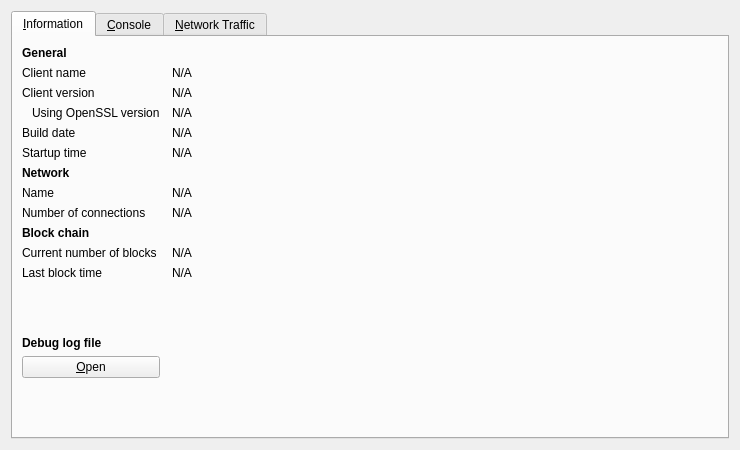
Above: src/qt/forms/rpcconsole.ui from quark-project/quark before the change. Below: the same form after it.
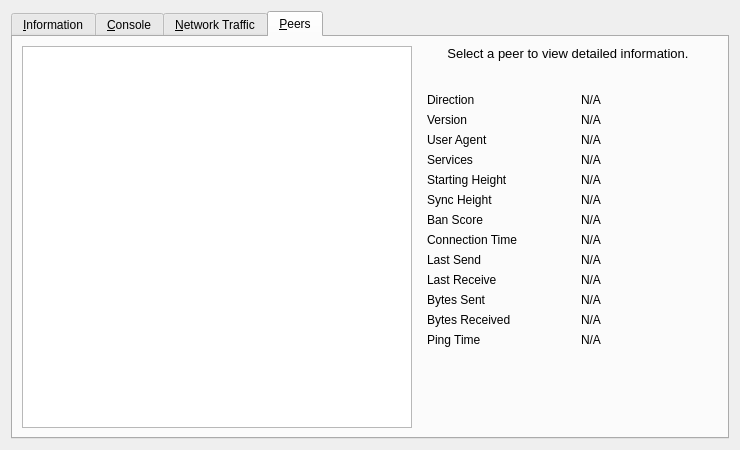
That is the form after the change. The open tabs and pages were chosen to show the change. Icons and pictures are not drawn. Custom widgets are drawn as their Qt base class.

The edit to the form file:
```diff
--- a/src/qt/forms/rpcconsole.ui
+++ b/src/qt/forms/rpcconsole.ui
@@ -113,13 +113,39 @@
         </widget>
        </item>
        <item row="4" column="0">
+        <widget class="QLabel" name="label_berkeleyDBVersion">
+         <property name="text">
+          <string>Using BerkeleyDB version</string>
+         </property>
+         <property name="indent">
+          <number>10</number>
+         </property>
+        </widget>
+       </item>
+       <item row="4" column="1">
+        <widget class="QLabel" name="berkeleyDBVersion">
+         <property name="cursor">
+          <cursorShape>IBeamCursor</cursorShape>
+         </property>
+         <property name="text">
+          <string>N/A</string>
+         </property>
+         <property name="textFormat">
+          <enum>Qt::PlainText</enum>
+         </property>
+         <property name="textInteractionFlags">
+          <set>Qt::LinksAccessibleByMouse|Qt::TextSelectableByKeyboard|Qt::TextSelectableByMouse</set>
+         </property>
+        </widget>
+       </item>
+       <item row="5" column="0">
         <widget class="QLabel" name="label_12">
          <property name="text">
           <string>Build date</string>
          </property>
         </widget>
        </item>
-       <item row="4" column="1">
+       <item row="5" column="1">
         <widget class="QLabel" name="buildDate">
          <property name="cursor">
           <cursorShape>IBeamCursor</cursorShape>
@@ -135,14 +161,14 @@
          </property>
         </widget>
        </item>
-       <item row="5" column="0">
+       <item row="6" column="0">
         <widget class="QLabel" name="label_13">
          <property name="text">
           <string>Startup time</string>
          </property>
         </widget>
        </item>
-       <item row="5" column="1">
+       <item row="6" column="1">
         <widget class="QLabel" name="startupTime">
          <property name="cursor">
           <cursorShape>IBeamCursor</cursorShape>
@@ -158,7 +184,7 @@
          </property>
         </widget>
        </item>
-       <item row="6" column="0">
+       <item row="7" column="0">
         <widget class="QLabel" name="label_11">
          <property name="font">
           <font>
@@ -171,14 +197,14 @@
          </property>
         </widget>
        </item>
-       <item row="7" column="0">
+       <item row="8" column="0">
         <widget class="QLabel" name="label_8">
          <property name="text">
           <string>Name</string>
          </property>
         </widget>
        </item>
-       <item row="7" column="1">
+       <item row="8" column="1">
         <widget class="QLabel" name="networkName">
          <property name="cursor">
           <cursorShape>IBeamCursor</cursorShape>
@@ -194,14 +220,14 @@
          </property>
         </widget>
        </item>
-       <item row="8" column="0">
+       <item row="9" column="0">
         <widget class="QLabel" name="label_7">
          <property name="text">
           <string>Number of connections</string>
          </property>
         </widget>
        </item>
-       <item row="8" column="1">
+       <item row="9" column="1">
         <widget class="QLabel" name="numberOfConnections">
          <property name="cursor">
           <cursorShape>IBeamCursor</cursorShape>
@@ -217,7 +243,7 @@
          </property>
         </widget>
        </item>
-       <item row="9" column="0">
+       <item row="10" column="0">
         <widget class="QLabel" name="label_10">
          <property name="font">
           <font>
@@ -230,14 +256,14 @@
          </property>
         </widget>
        </item>
-       <item row="10" column="0">
+       <item row="11" column="0">
         <widget class="QLabel" name="label_3">
          <property name="text">
           <string>Current number of blocks</string>
          </property>
         </widget>
        </item>
-       <item row="10" column="1">
+       <item row="11" column="1">
         <widget class="QLabel" name="numberOfBlocks">
          <property name="cursor">
           <cursorShape>IBeamCursor</cursorShape>
@@ -253,14 +279,14 @@
          </property>
         </widget>
        </item>
-       <item row="11" column="0">
+       <item row="12" column="0">
         <widget class="QLabel" name="label_2">
          <property name="text">
           <string>Last block time</string>
          </property>
         </widget>
        </item>
-       <item row="11" column="1">
+       <item row="12" column="1">
         <widget class="QLabel" name="lastBlockTime">
          <property name="cursor">
           <cursorShape>IBeamCursor</cursorShape>
@@ -276,7 +302,7 @@
          </property>
         </widget>
        </item>
-       <item row="12" column="0">
+       <item row="13" column="0">
         <spacer name="verticalSpacer_2">
          <property name="orientation">
           <enum>Qt::Vertical</enum>
@@ -289,7 +315,7 @@
          </property>
         </spacer>
        </item>
-       <item row="13" column="0">
+       <item row="14" column="0">
         <widget class="QLabel" name="labelDebugLogfile">
          <property name="font">
           <font>
@@ -302,7 +328,7 @@
          </property>
         </widget>
        </item>
-       <item row="14" column="0">
+       <item row="15" column="0">
         <widget class="QPushButton" name="openDebugLogfileButton">
          <property name="toolTip">
           <string>Open the Quark debug log file from the current data directory. This can take a few seconds for large log files.</string>
@@ -315,7 +341,7 @@
          </property>
         </widget>
        </item>
-       <item row="15" column="0">
+       <item row="16" column="0">
         <spacer name="verticalSpacer">
          <property name="orientation">
           <enum>Qt::Vertical</enum>
@@ -652,6 +678,386 @@
        </item>
       </layout>
      </widget>
+     <widget class="QWidget" name="tab_peers">
+      <attribute name="title">
+       <string>&amp;Peers</string>
+      </attribute>
+      <layout class="QGridLayout" name="gridLayout_2">
+       <item row="0" column="0" rowspan="2">
+        <widget class="QTableView" name="peerWidget">
+         <property name="horizontalScrollBarPolicy">
+          <enum>Qt::ScrollBarAsNeeded</enum>
+         </property>
+         <property name="sortingEnabled">
+          <bool>true</bool>
+         </property>
+         <attribute name="horizontalHeaderHighlightSections">
+          <bool>false</bool>
+         </attribute>
+        </widget>
+       </item>
+       <item row="0" column="1">
+        <widget class="QLabel" name="peerHeading">
+         <property name="sizePolicy">
+          <sizepolicy hsizetype="Preferred" vsizetype="Minimum">
+           <horstretch>0</horstretch>
+           <verstretch>0</verstretch>
+          </sizepolicy>
+         </property>
+         <property name="minimumSize">
+          <size>
+           <width>300</width>
+           <height>32</height>
+          </size>
+         </property>
+         <property name="font">
+          <font>
+           <pointsize>10</pointsize>
+          </font>
+         </property>
+         <property name="cursor">
+          <cursorShape>IBeamCursor</cursorShape>
+         </property>
+         <property name="text">
+          <string>Select a peer to view detailed information.</string>
+         </property>
+         <property name="alignment">
+          <set>Qt::AlignHCenter|Qt::AlignTop</set>
+         </property>
+         <property name="wordWrap">
+          <bool>true</bool>
+         </property>
+         <property name="textInteractionFlags">
+          <set>Qt::LinksAccessibleByMouse|Qt::TextSelectableByKeyboard|Qt::TextSelectableByMouse</set>
+         </property>
+        </widget>
+       </item>
+       <item row="1" column="1">
+        <widget class="QWidget" name="detailWidget" native="true">
+         <property name="minimumSize">
+          <size>
+           <width>300</width>
+           <height>0</height>
+          </size>
+         </property>
+         <layout class="QGridLayout" name="gridLayout_3">
+          <item row="0" column="0">
+           <widget class="QLabel" name="label_23">
+            <property name="text">
+             <string>Direction</string>
+            </property>
+           </widget>
+          </item>
+          <item row="0" column="2">
+           <widget class="QLabel" name="peerDirection">
+            <property name="cursor">
+             <cursorShape>IBeamCursor</cursorShape>
+            </property>
+            <property name="text">
+             <string>N/A</string>
+            </property>
+            <property name="textFormat">
+             <enum>Qt::PlainText</enum>
+            </property>
+            <property name="textInteractionFlags">
+             <set>Qt::LinksAccessibleByMouse|Qt::TextSelectableByKeyboard|Qt::TextSelectableByMouse</set>
+            </property>
+           </widget>
+          </item>
+          <item row="1" column="0">
+           <widget class="QLabel" name="label_21">
+            <property name="text">
+             <string>Version</string>
+            </property>
+           </widget>
+          </item>
+          <item row="1" column="2">
+           <widget class="QLabel" name="peerVersion">
+            <property name="cursor">
+             <cursorShape>IBeamCursor</cursorShape>
+            </property>
+            <property name="text">
+             <string>N/A</string>
+            </property>
+            <property name="textFormat">
+             <enum>Qt::PlainText</enum>
+            </property>
+            <property name="textInteractionFlags">
+             <set>Qt::LinksAccessibleByMouse|Qt::TextSelectableByKeyboard|Qt::TextSelectableByMouse</set>
+            </property>
+           </widget>
+          </item>
+          <item row="2" column="0">
+           <widget class="QLabel" name="label_28">
+            <property name="text">
+             <string>User Agent</string>
+            </property>
+           </widget>
+          </item>
+          <item row="2" column="2">
+           <widget class="QLabel" name="peerSubversion">
+            <property name="cursor">
+             <cursorShape>IBeamCursor</cursorShape>
+            </property>
+            <property name="text">
+             <string>N/A</string>
+            </property>
+            <property name="textFormat">
+             <enum>Qt::PlainText</enum>
+            </property>
+            <property name="textInteractionFlags">
+             <set>Qt::LinksAccessibleByMouse|Qt::TextSelectableByKeyboard|Qt::TextSelectableByMouse</set>
+            </property>
+           </widget>
+          </item>
+          <item row="3" column="0">
+           <widget class="QLabel" name="label_4">
+            <property name="text">
+             <string>Services</string>
+            </property>
+           </widget>
+          </item>
+          <item row="3" column="2">
+           <widget class="QLabel" name="peerServices">
+            <property name="cursor">
+             <cursorShape>IBeamCursor</cursorShape>
+            </property>
+            <property name="text">
+             <string>N/A</string>
+            </property>
+            <property name="textFormat">
+             <enum>Qt::PlainText</enum>
+            </property>
+            <property name="textInteractionFlags">
+             <set>Qt::LinksAccessibleByMouse|Qt::TextSelectableByKeyboard|Qt::TextSelectableByMouse</set>
+            </property>
+           </widget>
+          </item>
+          <item row="5" column="0">
+           <widget class="QLabel" name="label_29">
+            <property name="text">
+             <string>Starting Height</string>
+            </property>
+           </widget>
+          </item>
+          <item row="5" column="2">
+           <widget class="QLabel" name="peerHeight">
+            <property name="cursor">
+             <cursorShape>IBeamCursor</cursorShape>
+            </property>
+            <property name="text">
+             <string>N/A</string>
+            </property>
+            <property name="textFormat">
+             <enum>Qt::PlainText</enum>
+            </property>
+            <property name="textInteractionFlags">
+             <set>Qt::LinksAccessibleByMouse|Qt::TextSelectableByKeyboard|Qt::TextSelectableByMouse</set>
+            </property>
+           </widget>
+          </item>
+          <item row="6" column="0">
+           <widget class="QLabel" name="label_27">
+            <property name="text">
+             <string>Sync Height</string>
+            </property>
+           </widget>
+          </item>
+          <item row="6" column="2">
+           <widget class="QLabel" name="peerSyncHeight">
+            <property name="cursor">
+             <cursorShape>IBeamCursor</cursorShape>
+            </property>
+            <property name="text">
+             <string>N/A</string>
+            </property>
+            <property name="textFormat">
+             <enum>Qt::PlainText</enum>
+            </property>
+            <property name="textInteractionFlags">
+             <set>Qt::LinksAccessibleByMouse|Qt::TextSelectableByKeyboard|Qt::TextSelectableByMouse</set>
+            </property>
+           </widget>
+          </item>
+          <item row="7" column="0">
+           <widget class="QLabel" name="label_24">
+            <property name="text">
+             <string>Ban Score</string>
+            </property>
+           </widget>
+          </item>
+          <item row="7" column="2">
+           <widget class="QLabel" name="peerBanScore">
+            <property name="cursor">
+             <cursorShape>IBeamCursor</cursorShape>
+            </property>
+            <property name="text">
+             <string>N/A</string>
+            </property>
+            <property name="textFormat">
+             <enum>Qt::PlainText</enum>
+            </property>
+            <property name="textInteractionFlags">
+             <set>Qt::LinksAccessibleByMouse|Qt::TextSelectableByKeyboard|Qt::TextSelectableByMouse</set>
+            </property>
+           </widget>
+          </item>
+          <item row="8" column="0">
+           <widget class="QLabel" name="label_22">
+            <property name="text">
+             <string>Connection Time</string>
+            </property>
+           </widget>
+          </item>
+          <item row="8" column="2">
+           <widget class="QLabel" name="peerConnTime">
+            <property name="cursor">
+             <cursorShape>IBeamCursor</cursorShape>
+            </property>
+            <property name="text">
+             <string>N/A</string>
+            </property>
+            <property name="textFormat">
+             <enum>Qt::PlainText</enum>
+            </property>
+            <property name="textInteractionFlags">
+             <set>Qt::LinksAccessibleByMouse|Qt::TextSelectableByKeyboard|Qt::TextSelectableByMouse</set>
+            </property>
+           </widget>
+          </item>
+          <item row="9" column="0">
+           <widget class="QLabel" name="label_15">
+            <property name="text">
+             <string>Last Send</string>
+            </property>
+           </widget>
+          </item>
+          <item row="9" column="2">
+           <widget class="QLabel" name="peerLastSend">
+            <property name="cursor">
+             <cursorShape>IBeamCursor</cursorShape>
+            </property>
+            <property name="text">
+             <string>N/A</string>
+            </property>
+            <property name="textFormat">
+             <enum>Qt::PlainText</enum>
+            </property>
+            <property name="textInteractionFlags">
+             <set>Qt::LinksAccessibleByMouse|Qt::TextSelectableByKeyboard|Qt::TextSelectableByMouse</set>
+            </property>
+           </widget>
+          </item>
+          <item row="10" column="0">
+           <widget class="QLabel" name="label_19">
+            <property name="text">
+             <string>Last Receive</string>
+            </property>
+           </widget>
+          </item>
+          <item row="10" column="2">
+           <widget class="QLabel" name="peerLastRecv">
+            <property name="cursor">
+             <cursorShape>IBeamCursor</cursorShape>
+            </property>
+            <property name="text">
+             <string>N/A</string>
+            </property>
+            <property name="textFormat">
+             <enum>Qt::PlainText</enum>
+            </property>
+            <property name="textInteractionFlags">
+             <set>Qt::LinksAccessibleByMouse|Qt::TextSelectableByKeyboard|Qt::TextSelectableByMouse</set>
+            </property>
+           </widget>
+          </item>
+          <item row="11" column="0">
+           <widget class="QLabel" name="label_18">
+            <property name="text">
+             <string>Bytes Sent</string>
+            </property>
+           </widget>
+          </item>
+          <item row="11" column="2">
+           <widget class="QLabel" name="peerBytesSent">
+            <property name="cursor">
+             <cursorShape>IBeamCursor</cursorShape>
+            </property>
+            <property name="text">
+             <string>N/A</string>
+            </property>
+            <property name="textFormat">
+             <enum>Qt::PlainText</enum>
+            </property>
+            <property name="textInteractionFlags">
+             <set>Qt::LinksAccessibleByMouse|Qt::TextSelectableByKeyboard|Qt::TextSelectableByMouse</set>
+            </property>
+           </widget>
+          </item>
+          <item row="12" column="0">
+           <widget class="QLabel" name="label_20">
+            <property name="text">
+             <string>Bytes Received</string>
+            </property>
+           </widget>
+          </item>
+          <item row="12" column="2">
+           <widget class="QLabel" name="peerBytesRecv">
+            <property name="cursor">
+             <cursorShape>IBeamCursor</cursorShape>
+            </property>
+            <property name="text">
+             <string>N/A</string>
+            </property>
+            <property name="textFormat">
+             <enum>Qt::PlainText</enum>
+            </property>
+            <property name="textInteractionFlags">
+             <set>Qt::LinksAccessibleByMouse|Qt::TextSelectableByKeyboard|Qt::TextSelectableByMouse</set>
+            </property>
+           </widget>
+          </item>
+          <item row="13" column="0">
+           <widget class="QLabel" name="label_26">
+            <property name="text">
+             <string>Ping Time</string>
+            </property>
+           </widget>
+          </item>
+          <item row="13" column="2">
+           <widget class="QLabel" name="peerPingTime">
+            <property name="cursor">
+             <cursorShape>IBeamCursor</cursorShape>
+            </property>
+            <property name="text">
+             <string>N/A</string>
+            </property>
+            <property name="textFormat">
+             <enum>Qt::PlainText</enum>
+            </property>
+            <property name="textInteractionFlags">
+             <set>Qt::LinksAccessibleByMouse|Qt::TextSelectableByKeyboard|Qt::TextSelectableByMouse</set>
+            </property>
+           </widget>
+          </item>
+          <item row="14" column="1">
+           <spacer name="verticalSpacer_3">
+            <property name="orientation">
+             <enum>Qt::Vertical</enum>
+            </property>
+            <property name="sizeHint" stdset="0">
+             <size>
+              <width>20</width>
+              <height>40</height>
+             </size>
+            </property>
+           </spacer>
+          </item>
+         </layout>
+        </widget>
+       </item>
+      </layout>
+     </widget>
     </widget>
    </item>
   </layout>
```
Left out of the diff: 9 changed lines with no effect on the pictures.
